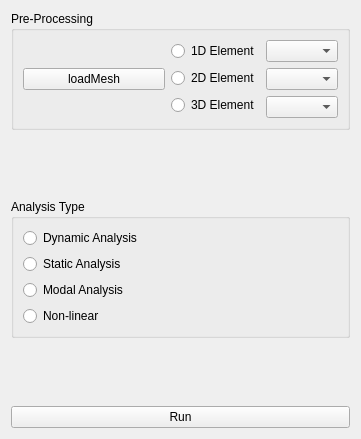
First picture: the form in src/ui/feaanalysispanel.ui, repository alundilong/NumToolKit, before the edit.
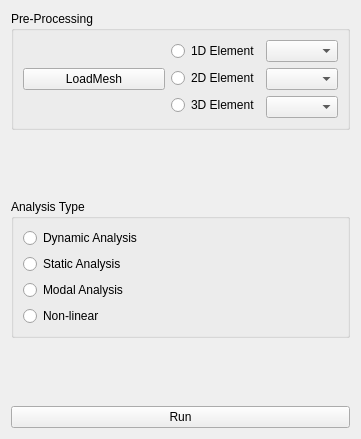
Second picture: the form after the edit.

```diff
--- a/src/ui/feaanalysispanel.ui
+++ b/src/ui/feaanalysispanel.ui
@@ -23,7 +23,7 @@
       <item>
        <widget class="QPushButton" name="loadMesh">
         <property name="text">
-         <string>loadMesh</string>
+         <string>LoadMesh</string>
         </property>
        </widget>
       </item>
```
Left out of the diff: 1 changed line with no effect on the pictures.
